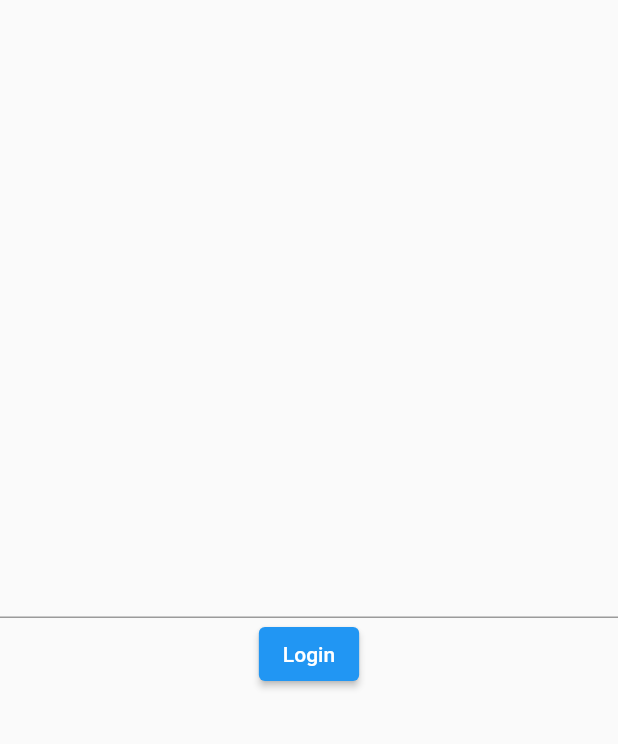
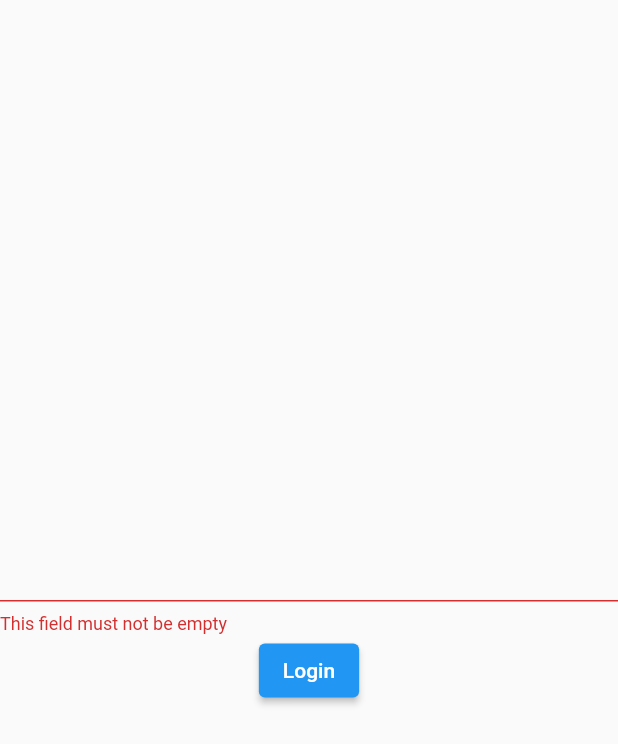
Before and after one commit to BilalRehman08/Login_Post_Api_Integration, a Flutter app: the screen it shows after launch, after a tap on "Login", on a phone screen of 412 x 824 dp. Shown: the top 744 px of the screen. Run offline on Flutter 3.47's test engine with Material 2 defaults, Android fonts, the phone set to English and light mode, and no system bars; our stand-ins replace dio.

Commit message:
models - user create, get all users api integrated on login

```diff
--- a/lib/app/app.dart
+++ b/lib/app/app.dart
@@ -1,10 +1,12 @@
 import 'package:flutter/material.dart';
 import 'package:task/screens/auth/login/login.dart';
+import 'package:task/utils/constants.dart';
 
 class App extends StatelessWidget {
   @override
   Widget build(BuildContext context) {
     return MaterialApp(
+      title: Constants.appTitle,
       home: Login(),
     );
   }
--- a/lib/models/user.dart
+++ b/lib/models/user.dart
@@ -1 +1,129 @@
-class User {}
+class User {
+  int? id;
+  String? name;
+  String? username;
+  String? email;
+  Address? address;
+  String? phone;
+  String? website;
+  Company? company;
+
+  User(
+      {this.id,
+      this.name,
+      this.username,
+      this.email,
+      this.address,
+      this.phone,
+      this.website,
+      this.company});
+
+  User.fromJson(Map<String, dynamic> json) {
+    id = json['id'];
+    name = json['name'];
+    username = json['username'];
+    email = json['email'];
+    address =
+        json['address'] != null ? new Address.fromJson(json['address']) : null;
+    phone = json['phone'];
+    website = json['website'];
+    company =
+        json['company'] != null ? new Company.fromJson(json['company']) : null;
+  }
+
+  static List<User> fromJsonList(List<dynamic> jsonLst) {
+    List<User> users = [];
+    jsonLst.forEach((user) {
+      users.add(User.fromJson(user));
+    });
+    return users;
+  }
+
+  Map<String, dynamic> toJson() {
+    final Map<String, dynamic> data = new Map<String, dynamic>();
+    data['id'] = this.id;
+    data['name'] = this.name;
+    data['username'] = this.username;
+    data['email'] = this.email;
+    if (this.address != null) {
+      data['address'] = this.address?.toJson();
+    }
+    data['phone'] = this.phone;
+    data['website'] = this.website;
+    if (this.company != null) {
+      data['company'] = this.company?.toJson();
+    }
+    return data;
+  }
+}
+
+class Address {
+  String? street;
+  String? suite;
+  String? city;
+  String? zipcode;
+  Geo? geo;
+
+  Address({this.street, this.suite, this.city, this.zipcode, this.geo});
+
+  Address.fromJson(Map<String, dynamic> json) {
+    street = json['street'];
+    suite = json['suite'];
+    city = json['city'];
+    zipcode = json['zipcode'];
+    geo = json['geo'] != null ? new Geo.fromJson(json['geo']) : null;
+  }
+
+  Map<String, dynamic> toJson() {
+    final Map<String, dynamic> data = new Map<String, dynamic>();
+    data['street'] = this.street;
+    data['suite'] = this.suite;
+    data['city'] = this.city;
+    data['zipcode'] = this.zipcode;
+    if (this.geo != null) {
+      data['geo'] = this.geo?.toJson();
+    }
+    return data;
+  }
+}
+
+class Geo {
+  String? lat;
+  String? lng;
+
+  Geo({this.lat, this.lng});
+
+  Geo.fromJson(Map<String, dynamic> json) {
+    lat = json['lat'];
+    lng = json['lng'];
+  }
+
+  Map<String, dynamic> toJson() {
+    final Map<String, dynamic> data = new Map<String, dynamic>();
+    data['lat'] = this.lat;
+    data['lng'] = this.lng;
+    return data;
+  }
+}
+
+class Company {
+  String? name;
+  String? catchPhrase;
+  String? bs;
+
+  Company({this.name, this.catchPhrase, this.bs});
+
+  Company.fromJson(Map<String, dynamic> json) {
+    name = json['name'];
+    catchPhrase = json['catchPhrase'];
+    bs = json['bs'];
+  }
+
+  Map<String, dynamic> toJson() {
+    final Map<String, dynamic> data = new Map<String, dynamic>();
+    data['name'] = this.name;
+    data['catchPhrase'] = this.catchPhrase;
+    data['bs'] = this.bs;
+    return data;
+  }
+}
--- a/lib/screens/auth/login/login.dart
+++ b/lib/screens/auth/login/login.dart
@@ -1,4 +1,5 @@
 import 'package:flutter/material.dart';
+import 'package:task/services/remote/api.dart';
 
 class Login extends StatelessWidget {
   @override
@@ -11,19 +12,39 @@ class Login extends StatelessWidget {
 
 class _Body extends StatelessWidget {
   final userNameCtrl = TextEditingController();
+  final formKey = GlobalKey<FormState>();
+
+  void submitForm() async {
+    final check = formKey.currentState?.validate();
+    if (check ?? false) {
+      ApiService _apiService = ApiService();
+
+      final allUsers = await _apiService.getAllUsers();
+      final user = allUsers
+          .firstWhere((user) => user.username == userNameCtrl.text.trim());
+    }
+  }
 
   @override
   Widget build(BuildContext context) {
     return Center(
       child: Form(
+        key: formKey,
+        autovalidateMode: AutovalidateMode.onUserInteraction,
         child: Column(
           mainAxisSize: MainAxisSize.min,
           children: [
             TextFormField(
               controller: userNameCtrl,
+              validator: (val) {
+                if (val != null && val.isEmpty) {
+                  return "This field must not be empty";
+                }
+                return null;
+              },
             ),
             ElevatedButton(
-              onPressed: () {},
+              onPressed: submitForm,
               child: Text('Login'),
             )
           ],
--- /dev/null
+++ b/lib/utils/constants.dart
@@ -0,0 +1,4 @@
+class Constants {
+  static const appTitle = "Task App";
+  static const baseApiUrl = "https://jsonplaceholder.typicode.com/";
+}
--- a/pubspec.yaml
+++ b/pubspec.yaml
@@ -23,6 +23,8 @@ environment:
 dependencies:
   flutter:
     sdk: flutter
+
+  dio: ^4.0.0
 
 
   # The following adds the Cupertino Icons font to your application.
```
Also changed, not shown: lib/services/remote/api.dart (+26 -1 lines), pubspec.lock.
